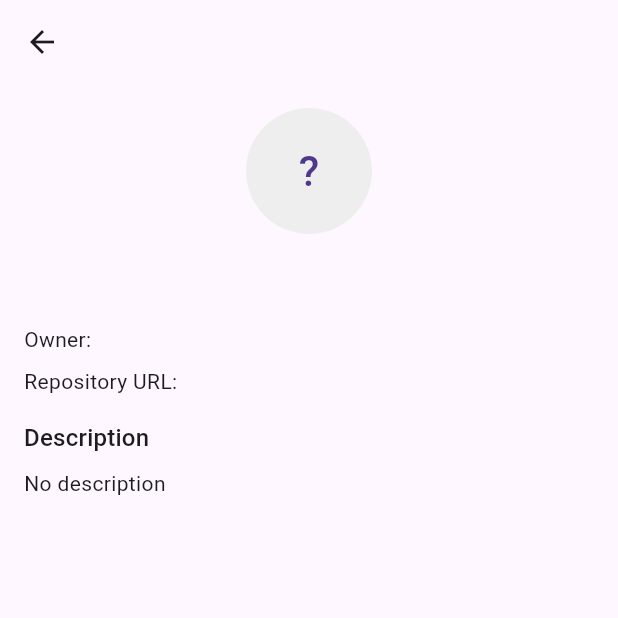
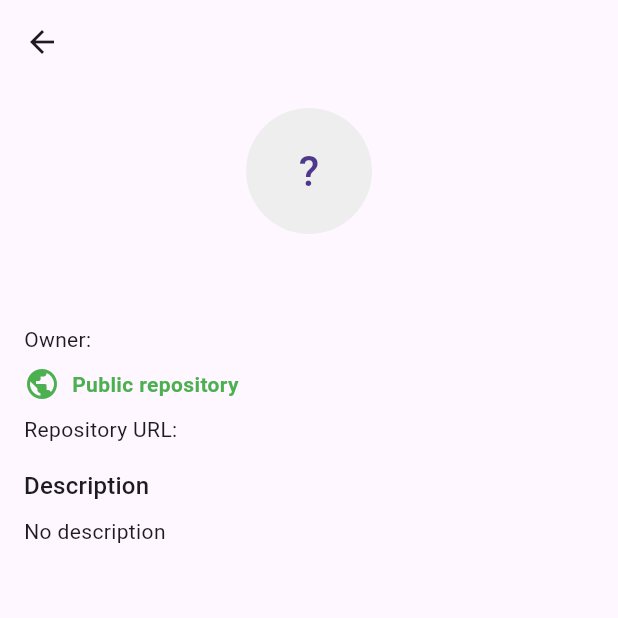
Before and after one commit to carol-kadza/REPOSITORY-EXPLORER, a Flutter app: the DetailScreen screen opened directly with empty values, on a phone screen of 412 x 824 dp, the top half of it. Run offline on Flutter 3.47's test engine with Material 3 defaults, Android fonts, the phone set to English and light mode, and no system bars; our stand-ins replace sqflite; accounts and stored records are empty; network calls fail.

Commit message:
fixed public/private

```diff
--- a/lib/models/repo.dart
+++ b/lib/models/repo.dart
@@ -5,6 +5,7 @@ class Repo {
   final String url;
   final String owner;
   final String avatarUrl;
+  final bool isPrivate;
   final String description;
 
   const Repo({
@@ -14,6 +15,7 @@ class Repo {
     required this.url,
     required this.owner,
     required this.avatarUrl,
+    required this.isPrivate,
     required this.description,
   });
 
@@ -26,6 +28,7 @@ class Repo {
       owner: (json['owner'] as Map<String, dynamic>?)?['login'] as String? ?? '',
       avatarUrl:
           (json['owner'] as Map<String, dynamic>?)?['avatar_url'] as String? ?? '',
+      isPrivate: json['private'] as bool? ?? false,
       description: json['description'] as String? ?? 'No description',
     );
   }
@@ -38,6 +41,7 @@ class Repo {
       url: map['url'] as String? ?? '',
       owner: map['owner'] as String? ?? '',
       avatarUrl: map['avatarUrl'] as String? ?? '',
+      isPrivate: (map['isPrivate'] as int? ?? 0) == 1,
       description: map['description'] as String? ?? 'No description',
     );
   }
@@ -50,6 +54,7 @@ class Repo {
       'url': url,
       'owner': owner,
       'avatarUrl': avatarUrl,
+      'isPrivate': isPrivate ? 1 : 0,
       'description': description,
     };
   }
--- a/lib/screens/detail_screen.dart
+++ b/lib/screens/detail_screen.dart
@@ -11,6 +11,9 @@ class DetailScreen extends StatelessWidget {
 
   @override
   Widget build(BuildContext context) {
+    final visibilityColor = repo.isPrivate ? Colors.orange : Colors.green;
+    final visibilityLabel = repo.isPrivate ? 'Private repository' : 'Public repository';
+
     return Scaffold(
       appBar: AppBar(
         title: Text(repo.name),
@@ -44,6 +47,23 @@ class DetailScreen extends StatelessWidget {
             const SizedBox(height: 12),
             Text('Owner: ${repo.owner}'),
             const SizedBox(height: 8),
+            Row(
+              children: [
+                Icon(
+                  repo.isPrivate ? Icons.lock : Icons.public,
+                  color: visibilityColor,
+                ),
+                const SizedBox(width: 8),
+                Text(
+                  visibilityLabel,
+                  style: TextStyle(
+                    color: visibilityColor,
+                    fontWeight: FontWeight.w600,
+                  ),
+                ),
+              ],
+            ),
+            const SizedBox(height: 8),
             Text('Repository URL: ${repo.url}'),
             const SizedBox(height: 16),
             Text(
```
Also changed, not shown: lib/services/db_service.dart (+7 -1 lines), lib/widgets/repo_tile.dart (+21 -0 lines).
